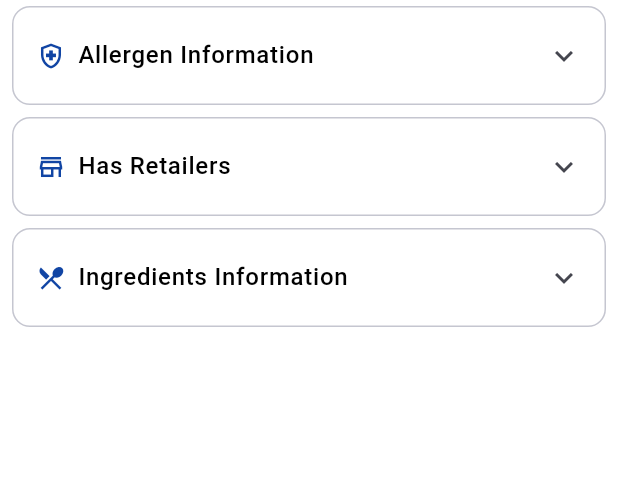
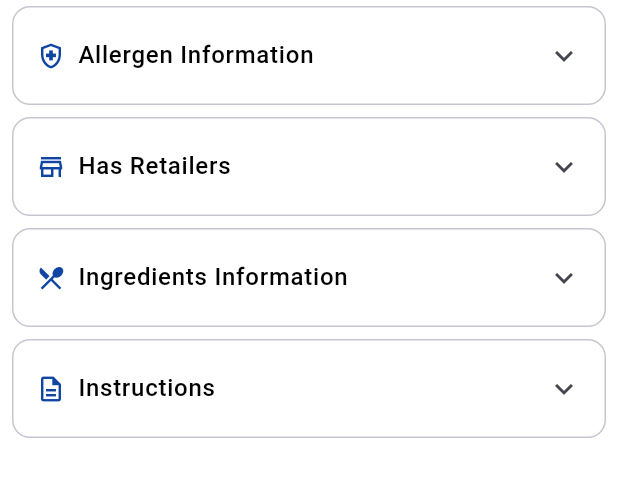
Before and after one commit to Wasim-Zaman/gtin_verifier, a Flutter app: the ProductInfoTab widget shown alone on an empty page, opened directly with empty values, on a phone screen of 412 x 824 dp. Shown: the top 477 px of the screen. Run offline on Flutter 3.47's test engine with Material 3 defaults, Android fonts, the phone set to English and light mode, and no system bars; our stand-ins replace flex_color_scheme, flutter_riverpod, go_router, shimmer; missing offline and left inert: gs1_barcode_parser.

Commit message:
Add url_launcher dependency and integrate instructions feature in ProductInfoTab
- Added url_launcher as a dependency in pubspec.yaml and updated pubspec.lock.
- Integrated instructions data loading into ProductInfoTab using Riverpod.
- Introduced a new ExpansionTileCard for displaying instructions with loading and error handling.
- Updated the UI to enhance user experience when viewing product instructions.

```diff
--- /dev/null
+++ b/lib/providers/instruction_providers.dart
@@ -0,0 +1,31 @@
+import 'package:flutter_riverpod/flutter_riverpod.dart';
+
+import '../models/instruction.dart';
+import '../services/instruction_service.dart';
+
+// Service provider
+final instructionServiceProvider = Provider<InstructionService>((ref) {
+  return InstructionService();
+});
+
+// State provider to track when to load instructions
+final instructionLoadingStateProvider = StateProvider.family<bool, String>(
+  (ref, barcode) => false,
+);
+
+// Provider to fetch instructions when triggered
+final instructionsProvider = FutureProvider.family<List<Instruction>, String>((
+  ref,
+  barcode,
+) async {
+  // Check if loading has been triggered
+  final shouldLoad = ref.watch(instructionLoadingStateProvider(barcode));
+
+  if (!shouldLoad) {
+    return []; // Return empty list if not triggered yet
+  }
+
+  final instructionService = ref.watch(instructionServiceProvider);
+  final response = await instructionService.getInstructionsByBarcode(barcode);
+  return response.instructions;
+});
--- a/lib/view/widgets/product_info_tab.dart
+++ b/lib/view/widgets/product_info_tab.dart
@@ -6,9 +6,11 @@ import '../../models/allergen.dart';
 import '../../models/product.dart';
 import '../../providers/allergen_providers.dart';
 import '../../providers/ingredient_providers.dart';
+import '../../providers/instruction_providers.dart';
 import '../../providers/retailer_providers.dart';
 import 'expansion_tile_card.dart';
 import 'ingredient_content.dart';
+import 'instruction_content.dart';
 import 'retailer_content.dart';
 
 class ProductInfoTab extends ConsumerWidget {
@@ -24,6 +26,7 @@ class ProductInfoTab extends ConsumerWidget {
     final allergensAsync = ref.watch(allergensProvider(barcode));
     final retailersAsync = ref.watch(retailersProvider(barcode));
     final ingredientsAsync = ref.watch(ingredientsProvider(barcode));
+    final instructionsAsync = ref.watch(instructionsProvider(barcode));
 
     return SingleChildScrollView(
       child: Column(
@@ -153,6 +156,45 @@ class ProductInfoTab extends ConsumerWidget {
 
               final ingredients = ingredientsAsync.value ?? [];
               return IngredientContent(ingredients: ingredients);
+            },
+          ),
+
+          // Instructions
+          ExpansionTileCard(
+            title: 'Instructions',
+            icon: Icons.description_outlined,
+            asyncValue: instructionsAsync,
+            onExpand: () {
+              ref
+                  .read(instructionLoadingStateProvider(barcode).notifier)
+                  .state = true;
+            },
+            contentBuilder: (isLoading, hasError, error) {
+              if (isLoading) {
+                return const Center(
+                  child: Padding(
+                    padding: EdgeInsets.all(16.0),
+                    child: CircularProgressIndicator(),
+                  ),
+                );
+              }
+
+              if (hasError) {
+                return Padding(
+                  padding: const EdgeInsets.all(16.0),
+                  child: Center(
+                    child: Text(
+                      'Error loading instructions: ${error?.toString() ?? "Unknown error"}',
+                      style: TextStyle(
+                        color: Theme.of(context).colorScheme.error,
+                      ),
+                    ),
+                  ),
+                );
+              }
+
+              final instructions = instructionsAsync.value ?? [];
+              return InstructionContent(instructions: instructions);
             },
           ),
 
--- a/pubspec.yaml
+++ b/pubspec.yaml
@@ -42,6 +42,7 @@ dependencies:
   shimmer: ^3.0.0
   cached_network_image: ^3.4.1
   intl: ^0.20.2
+  url_launcher: ^6.3.1
 
 dev_dependencies:
   flutter_test:
```
Also changed, not shown: lib/models/instruction.dart (added, +65 -0 lines), lib/services/instruction_service.dart (added, +40 -0 lines), lib/view/widgets/instruction_content.dart (added, +133 -0 lines), pubspec.lock, 6 other files.
